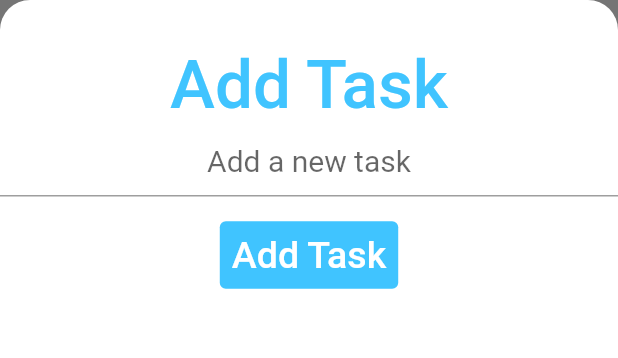
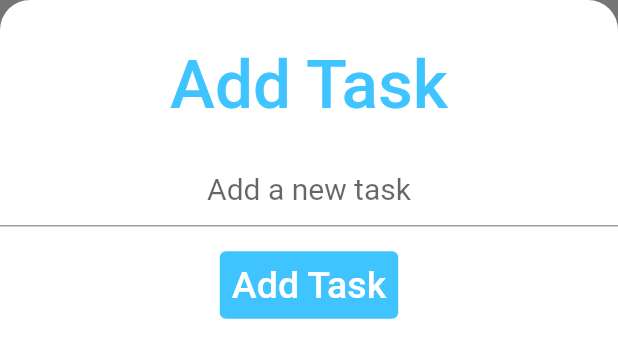
Before and after one commit to RedeemerNtumy/Tasky, a Flutter app: the AddTask widget shown alone on an empty page, opened directly, on a phone screen of 412 x 824 dp. Shown: the top 358 px of the screen. Run offline on Flutter 3.47's test engine with Material 2 defaults, Android fonts, the light colour scheme and no system bars.

Commit message:
Styling has been done

```diff
--- a/lib/screens/add_tasks_screen.dart
+++ b/lib/screens/add_tasks_screen.dart
@@ -21,8 +21,14 @@ class AddTask extends StatelessWidget {
                   fontWeight: FontWeight.w500,
                 ),
               ),
+              SizedBox(
+                height: 15,
+              ),
               TextField(
                   textAlign: TextAlign.center,
+                  style: TextStyle(
+                    fontSize: 25,
+                  ),
                   decoration: InputDecoration(
                     hintText: "Add a new task",
                     hintStyle: TextStyle(fontSize: 20),
```
